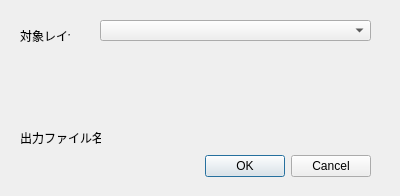
Old version of the form CSVOutput_dialog_base.ui in the repository yoichigmf/EnRoute.
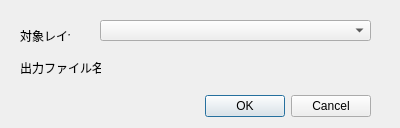
New version of the form. Custom widgets are drawn as their Qt base class.

Commit message: Change csv encoding sjis

Patch:
```diff
--- a/CSVOutput_dialog_base.ui
+++ b/CSVOutput_dialog_base.ui
@@ -7,7 +7,7 @@
     <x>0</x>
     <y>0</y>
     <width>400</width>
-    <height>196</height>
+    <height>128</height>
    </rect>
   </property>
   <property name="windowTitle">
@@ -17,7 +17,7 @@
    <property name="geometry">
     <rect>
      <x>30</x>
-     <y>150</y>
+     <y>90</y>
      <width>341</width>
      <height>32</height>
     </rect>
@@ -56,7 +56,7 @@
    <property name="geometry">
     <rect>
      <x>110</x>
-     <y>120</y>
+     <y>50</y>
      <width>261</width>
      <height>27</height>
     </rect>
@@ -66,7 +66,7 @@
    <property name="geometry">
     <rect>
      <x>20</x>
-     <y>130</y>
+     <y>60</y>
      <width>81</width>
      <height>16</height>
     </rect>
```
The commit also changes 1 other file.
